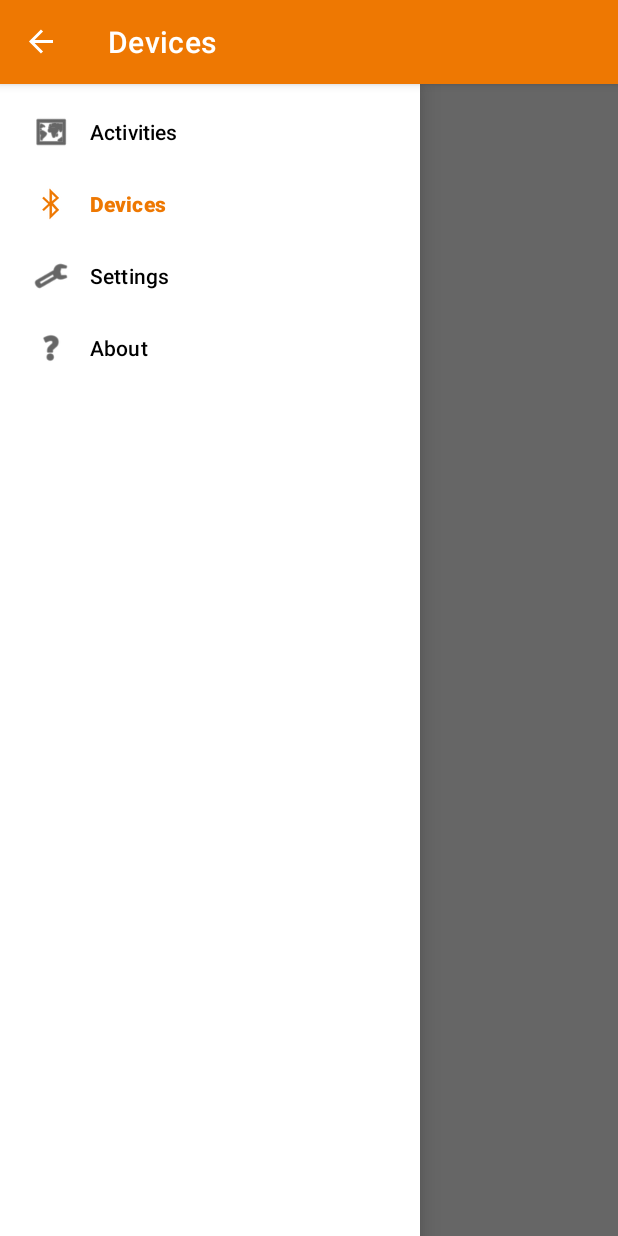
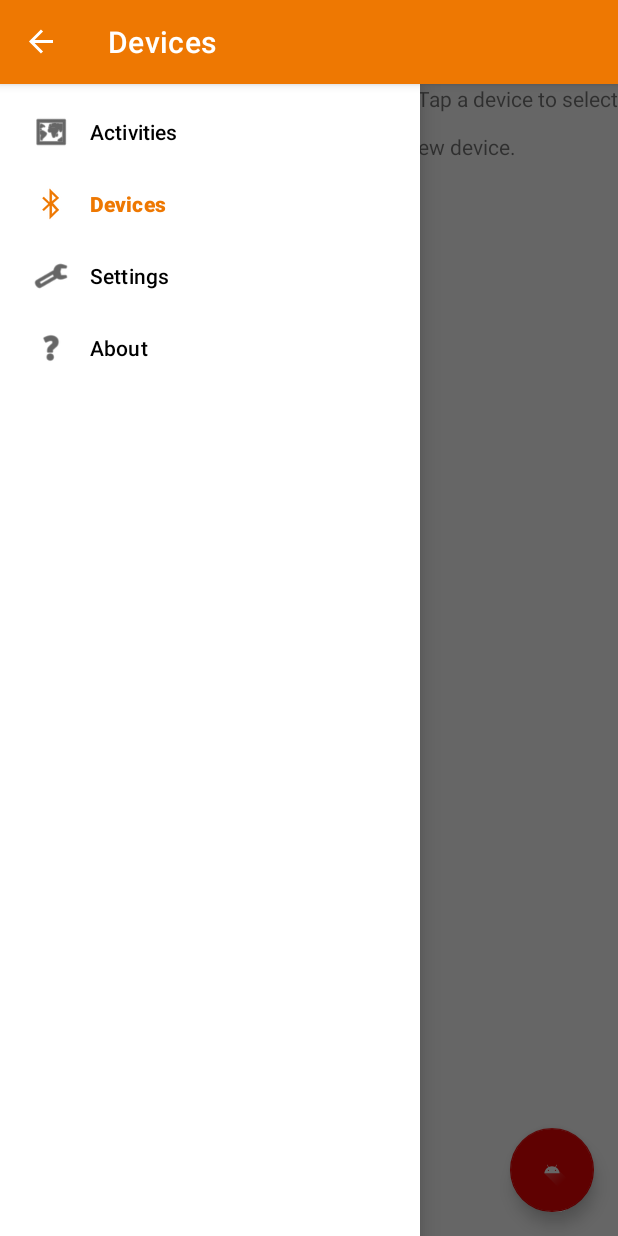
Before and after one commit to JJayU/SpeedMeterProject, an Android app: the DevicesFragment screen opened through its navigation route, with the side drawer open, on a phone screen of 412 x 824 dp. Run offline under Robolectric (Android 15) with nearby library versions, the phone set to English and light mode, and no system bars; our stand-ins replace RxJava, data binding, navigation-ui; libraries missing offline, so code that uses them is left out: com.harrysoft.androidbluetoothserial; 5 statements that could not run were skipped.

Commit message:
Devices list added Floating button in devices screen to go to settings

```diff
--- a/app/src/main/java/com/example/speedmeterproject/DevicesFragment.kt
+++ b/app/src/main/java/com/example/speedmeterproject/DevicesFragment.kt
@@ -1,19 +1,48 @@
 package com.example.speedmeterproject
 
+import android.bluetooth.BluetoothManager
+import android.content.Intent
 import android.os.Bundle
+import android.provider.Settings
 import androidx.fragment.app.Fragment
 import android.view.LayoutInflater
 import android.view.View
 import android.view.ViewGroup
+import androidx.databinding.DataBindingUtil
+import androidx.lifecycle.lifecycleScope
+import androidx.recyclerview.widget.LinearLayoutManager
+import com.example.speedmeterproject.databinding.FragmentActivitiesBinding
+import com.example.speedmeterproject.databinding.FragmentDevicesBinding
+import com.example.speedmeterproject.databinding.FragmentMainBinding
+import kotlinx.coroutines.launch
 
 class DevicesFragment : Fragment() {
+
+    private lateinit var binding : FragmentDevicesBinding
 
     override fun onCreateView(
         inflater: LayoutInflater, container: ViewGroup?,
         savedInstanceState: Bundle?
-    ): View? {
+    ): View {
+
+        binding = DataBindingUtil.inflate(inflater, R.layout.fragment_devices, container, false)
+
+        viewLifecycleOwner.lifecycleScope.launch {
+            val devicesList = BluetoothBridge.bluetoothManager.pairedDevicesList
+            // Show "no devices paired" when there are no paired devices
+            if(devicesList.isEmpty()) {
+                binding.noDevicesPaired.visibility = View.VISIBLE
+            }
+            val adapter = DevicesListAdapter(devicesList)
+            binding.recyclerView.layoutManager = LinearLayoutManager(super.getContext())
+            binding.recyclerView.adapter = adapter
+        }
+
+        binding.pairButton.setOnClickListener {
+            startActivity(Intent(Settings.ACTION_BLUETOOTH_SETTINGS))
+        }
+
         // Inflate the layout for this fragment
-        return inflater.inflate(R.layout.fragment_devices, container, false)
+        return binding.root
     }
-
 }
--- a/app/src/main/java/com/example/speedmeterproject/MainFragment.kt
+++ b/app/src/main/java/com/example/speedmeterproject/MainFragment.kt
@@ -17,7 +17,7 @@ import kotlinx.coroutines.launch
 class MainFragment : Fragment() {
 
     private lateinit var binding : FragmentMainBinding
-    private lateinit var bluetoothBridge : BluetoothBridge
+    lateinit var bluetoothBridge : BluetoothBridge
 
     private var firstLaunch = true
 
@@ -78,5 +78,4 @@ class MainFragment : Fragment() {
         super.onRequestPermissionsResult(requestCode, permissions, grantResults)
         bluetoothBridge.permissionManager.onRequestPermissionsResult(requestCode, permissions, grantResults, this.requireContext())
     }
-
 }
--- a/app/src/main/res/layout/fragment_devices.xml
+++ b/app/src/main/res/layout/fragment_devices.xml
@@ -1,10 +1,48 @@
 <?xml version="1.0" encoding="utf-8"?>
 <layout xmlns:android="http://schemas.android.com/apk/res/android"
-    xmlns:tools="http://schemas.android.com/tools">
+    xmlns:tools="http://schemas.android.com/tools"
+    xmlns:app="http://schemas.android.com/apk/res-auto">
 
-    <androidx.recyclerview.widget.RecyclerView
-        android:id="@+id/recyclerView"
+    <androidx.coordinatorlayout.widget.CoordinatorLayout
         android:layout_width="match_parent"
-        android:layout_height="match_parent"/>
+        android:layout_height="match_parent">
+
+        <LinearLayout
+            android:layout_width="match_parent"
+            android:layout_height="match_parent"
+            android:orientation="vertical">
+
+            <TextView
+                android:layout_width="match_parent"
+                android:layout_height="wrap_content"
+                android:text="@string/devices_desc" />
+
+            <TextView
+                android:id="@+id/noDevicesPaired"
+                android:layout_width="match_parent"
+                android:layout_height="match_parent"
+                android:text="@string/no_devices_paired"
+                android:textAlignment="center"
+                android:paddingVertical="20dp"
+                android:visibility="gone"
+                tools:visibility="visible"/>
+
+            <androidx.recyclerview.widget.RecyclerView
+                android:id="@+id/recyclerView"
+                android:layout_width="match_parent"
+                android:layout_height="match_parent" />
+
+        </LinearLayout>
+
+        <com.google.android.material.floatingactionbutton.FloatingActionButton
+            android:id="@+id/pairButton"
+            android:layout_width="wrap_content"
+            android:layout_height="wrap_content"
+            android:src="@drawable/ic_launcher_foreground"
+            android:layout_gravity="bottom|end"
+            android:contentDescription="@string/pair_a_new_device"
+            android:layout_margin="16dp"/>
+
+    </androidx.coordinatorlayout.widget.CoordinatorLayout>
 
 </layout>
--- a/app/src/main/res/values/strings.xml
+++ b/app/src/main/res/values/strings.xml
@@ -36,4 +36,7 @@
     <string name="activity_not_saved">Activity not saved!</string>
     <string name="activity_not_saved_desc">Activity not saved yet, are you sure you want to discard this and start a new one?</string>
     <string name="stop">STOP</string>
+    <string name="no_devices_paired">No device paired yet, pair device first!</string>
+    <string name="devices_desc">List of devices paired with your smartphone. Tap a device to select it as a connection destination. \nTap "+" to go to Bluetooth settings and pair a new device.</string>
+    <string name="pair_a_new_device">Pair a new device</string>
 </resources>
--- /dev/null
+++ b/app/src/main/res/xml/file_paths.xml
@@ -0,0 +1,6 @@
+<?xml version="1.0" encoding="utf-8"?>
+<paths xmlns:android="http://schemas.android.com/apk/res/android">
+    <files-path
+        name="my_files"
+        path="."/>
+</paths>
```
Also changed, not shown: app/src/main/AndroidManifest.xml (+9 -0 lines), app/src/main/java/com/example/speedmeterproject/ActivitiesFragment.kt (+19 -0 lines), app/src/main/java/com/example/speedmeterproject/BluetoothBridge.kt (+9 -11 lines), app/src/main/java/com/example/speedmeterproject/DevicesListAdapter.kt (added, +37 -0 lines), app/src/main/res/layout/device_row.xml (added, +44 -0 lines), app/src/main/res/layout/fragment_activities.xml (+16 -1 lines).
